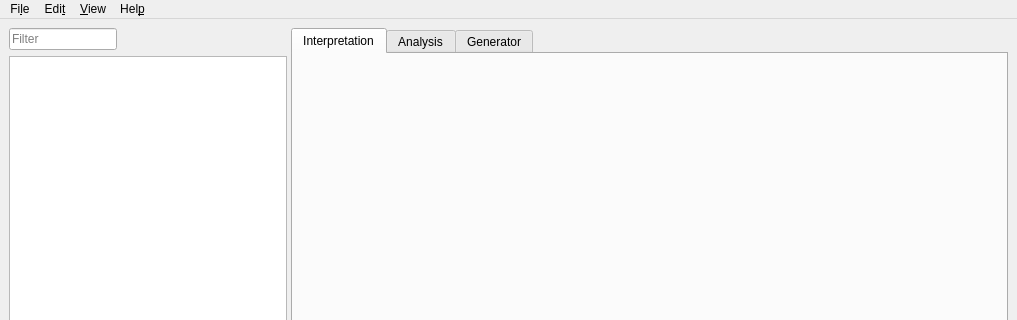
First picture: the form in ui/main.ui, repository jopohl/urh, before the edit; both pictures show x 0 to 1017 and y 0 to 320 of the 1017 by 884 pixel window.
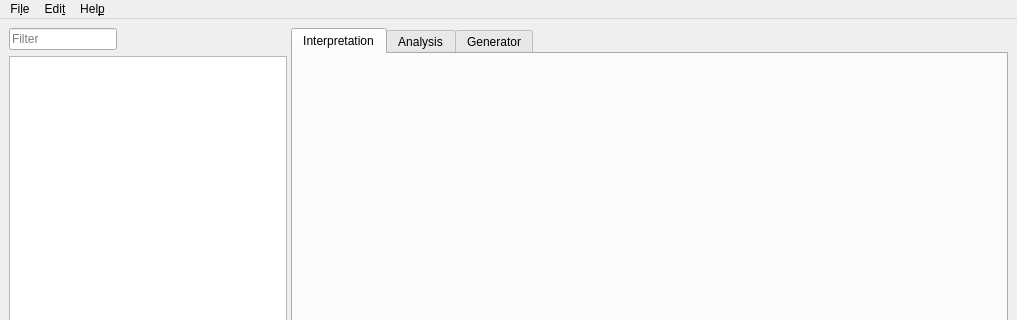
Second picture: the form after the edit. Icons and pictures are not drawn. Custom widgets are drawn as their Qt base class.

Patch:
```diff
--- a/ui/main.ui
+++ b/ui/main.ui
@@ -175,7 +175,7 @@
      <x>0</x>
      <y>0</y>
      <width>1017</width>
-     <height>19</height>
+     <height>23</height>
     </rect>
    </property>
    <widget class="QMenu" name="menuFile">
@@ -196,15 +196,6 @@
     <addaction name="separator"/>
     <addaction name="actionConvert_Folder_to_Project"/>
    </widget>
-   <widget class="QMenu" name="menuView">
-    <property name="title">
-     <string>&amp;View</string>
-    </property>
-    <addaction name="actionHold_Shift_to_Drag"/>
-    <addaction name="actionShow_Confirm_Close_Dialog"/>
-    <addaction name="actionSeperate_Protocols_in_Compare_Frame"/>
-    <addaction name="actionShow_file_tree"/>
-   </widget>
    <widget class="QMenu" name="menuEdit">
     <property name="title">
      <string>Edi&amp;t</string>
@@ -223,7 +214,6 @@
    </widget>
    <addaction name="menuFile"/>
    <addaction name="menuEdit"/>
-   <addaction name="menuView"/>
    <addaction name="menuHelp"/>
   </widget>
   <widget class="QStatusBar" name="statusbar"/>
```
